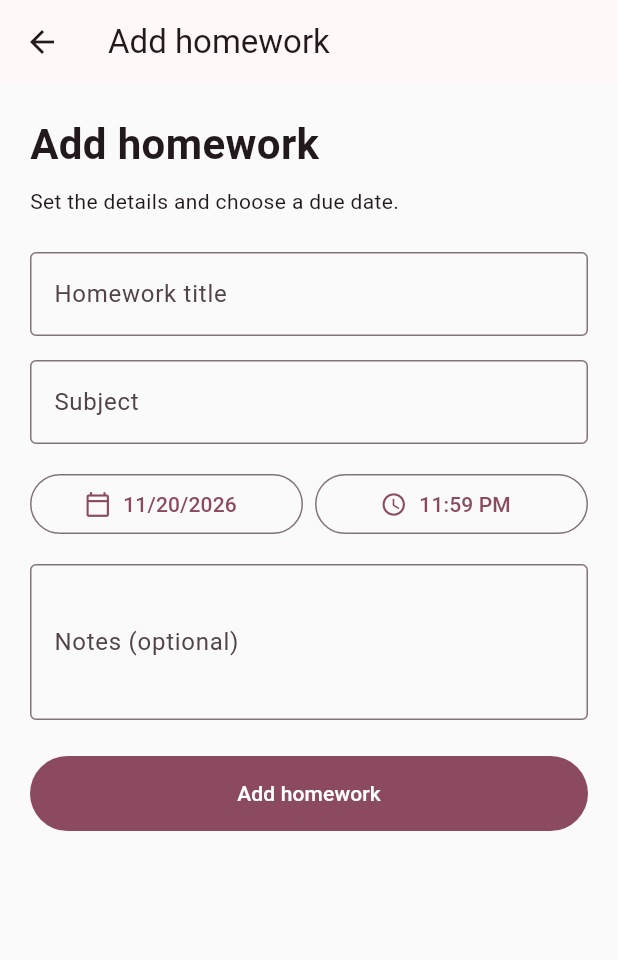
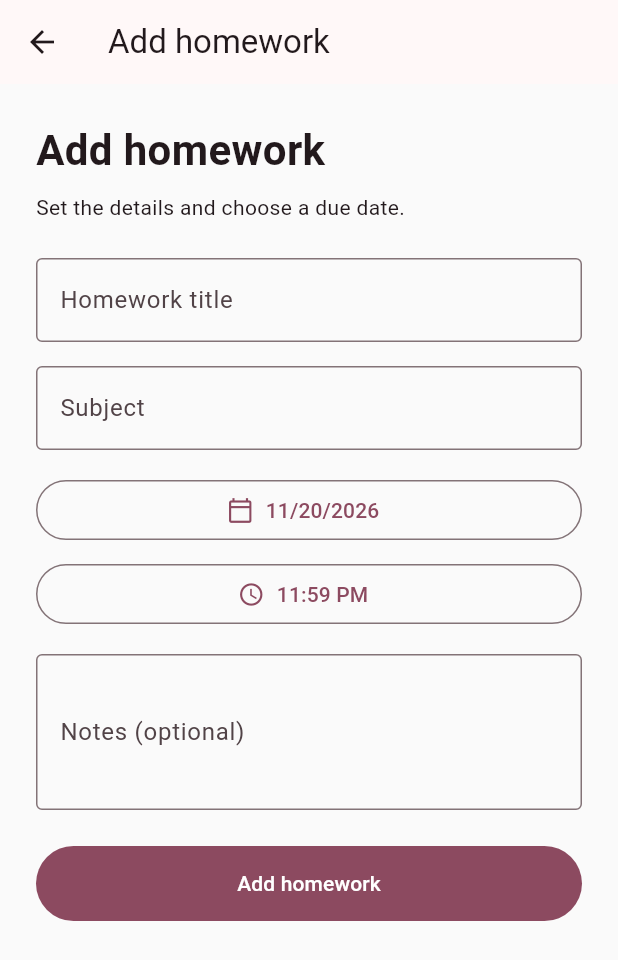
Before and after one commit to rafastudent-ux/informatika_deadline_reminder, a Flutter app: the screen it shows after launch, item 2 of the bottom bar chosen, on a phone screen of 412 x 824 dp. Shown: the top 960 px of the screen. Run offline on Flutter 3.47's test engine with Material 3 defaults, Android fonts, the phone set to English and light mode, and no system bars; our stand-ins replace shared_preferences.

Commit message:
another responsive UI tambahan dikit

```diff
--- a/flutter_application_1/lib/pages/add_homework.dart
+++ b/flutter_application_1/lib/pages/add_homework.dart
@@ -76,14 +76,23 @@ class _AddHomeworkPageState extends State<AddHomeworkPage> {
   Widget build(BuildContext context) {
     return Scaffold(
       appBar: AppBar(title: const Text('Add homework')),
-      body: Form(
+      body: LayoutBuilder(
+        builder: (context, constraints) {
+          final horizontalPadding = constraints.maxWidth < 400 ? 16.0 : 24.0;
+          return Center(
+            child: ConstrainedBox(
+              constraints: const BoxConstraints(maxWidth: 640),
+              child: Form(
                 key: _formKey,
                 child: ListView(
-          padding: const EdgeInsets.all(20),
+                  padding: EdgeInsets.all(horizontalPadding),
                   children: [
                     const Text(
                       'Add homework',
-              style: TextStyle(fontSize: 28, fontWeight: FontWeight.bold),
+                      style: TextStyle(
+                        fontSize: 28,
+                        fontWeight: FontWeight.bold,
+                      ),
                     ),
                     const SizedBox(height: 8),
                     const Text('Set the details and choose a due date.'),
@@ -96,7 +105,8 @@ class _AddHomeworkPageState extends State<AddHomeworkPage> {
                         hintText: 'e.g. Chapter 8 exercises',
                         border: OutlineInputBorder(),
                       ),
-              validator: (value) => value == null || value.trim().isEmpty
+                      validator: (value) =>
+                          value == null || value.trim().isEmpty
                           ? 'Please enter a homework title'
                           : null,
                     ),
@@ -109,11 +119,30 @@ class _AddHomeworkPageState extends State<AddHomeworkPage> {
                         hintText: 'e.g. Calculus II',
                         border: OutlineInputBorder(),
                       ),
-              validator: (value) => value == null || value.trim().isEmpty
+                      validator: (value) =>
+                          value == null || value.trim().isEmpty
                           ? 'Please enter a subject'
                           : null,
                     ),
                     const SizedBox(height: 16),
+                    if (constraints.maxWidth < 420)
+                      Column(
+                        crossAxisAlignment: CrossAxisAlignment.stretch,
+                        children: [
+                          OutlinedButton.icon(
+                            onPressed: _selectDate,
+                            icon: const Icon(Icons.calendar_today_outlined),
+                            label: Text(_formatDate(_dueDate)),
+                          ),
+                          const SizedBox(height: 8),
+                          OutlinedButton.icon(
+                            onPressed: _selectTime,
+                            icon: const Icon(Icons.schedule),
+                            label: Text(_dueTime.format(context)),
+                          ),
+                        ],
+                      )
+                    else
                       Row(
                         children: [
                           Expanded(
@@ -154,6 +183,10 @@ class _AddHomeworkPageState extends State<AddHomeworkPage> {
                   ],
                 ),
               ),
+            ),
+          );
+        },
+      ),
     );
   }
 }
```
Also changed, not shown: flutter_application_1/lib/pages/history.dart (+19 -7 lines), flutter_application_1/lib/pages/home.dart (+17 -10 lines), 1 other file. Lines whose indentation alone changed are shown as unchanged.
